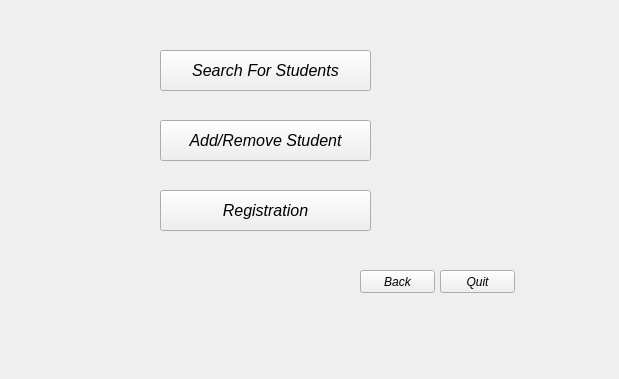
Above: together/Admin Landing.ui from SDSMT-CSC464-F15/dancesoft before the change. Below: the same form after it.
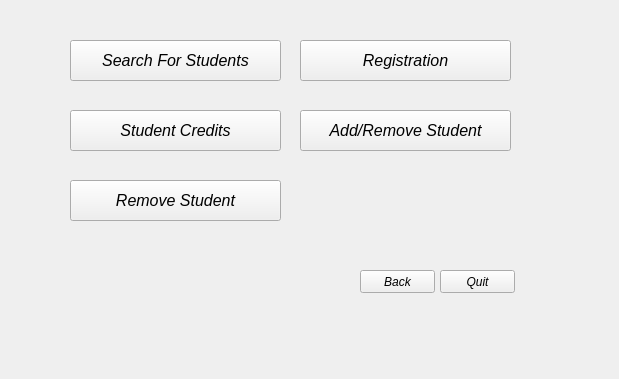
That is the form after the change. The open tabs and pages were chosen to show the change.

Patch:
```diff
--- a/together/Admin Landing.ui
+++ b/together/Admin Landing.ui
@@ -459,8 +459,8 @@
      <widget class="QPushButton" name="Registration_btn">
       <property name="geometry">
        <rect>
-        <x>150</x>
-        <y>190</y>
+        <x>290</x>
+        <y>40</y>
         <width>211</width>
         <height>41</height>
        </rect>
@@ -479,8 +479,8 @@
      <widget class="QPushButton" name="Search_student_btn">
       <property name="geometry">
        <rect>
-        <x>150</x>
-        <y>50</y>
+        <x>60</x>
+        <y>40</y>
         <width>211</width>
         <height>41</height>
        </rect>
@@ -499,8 +499,8 @@
      <widget class="QPushButton" name="Add_student_btn">
       <property name="geometry">
        <rect>
-        <x>150</x>
-        <y>120</y>
+        <x>290</x>
+        <y>110</y>
         <width>211</width>
         <height>41</height>
        </rect>
@@ -554,6 +554,46 @@
        <string>Back</string>
       </property>
      </widget>
+     <widget class="QPushButton" name="Remove_student_btn">
+      <property name="geometry">
+       <rect>
+        <x>60</x>
+        <y>180</y>
+        <width>211</width>
+        <height>41</height>
+       </rect>
+      </property>
+      <property name="font">
+       <font>
+        <family>Arial</family>
+        <pointsize>12</pointsize>
+        <italic>true</italic>
+       </font>
+      </property>
+      <property name="text">
+       <string>Remove Student</string>
+      </property>
+     </widget>
+     <widget class="QPushButton" name="Credits_btn">
+      <property name="geometry">
+       <rect>
+        <x>60</x>
+        <y>110</y>
+        <width>211</width>
+        <height>41</height>
+       </rect>
+      </property>
+      <property name="font">
+       <font>
+        <family>Arial</family>
+        <pointsize>12</pointsize>
+        <italic>true</italic>
+       </font>
+      </property>
+      <property name="text">
+       <string>Student Credits</string>
+      </property>
+     </widget>
     </widget>
     <widget class="QWidget" name="Admin_Payroll">
      <widget class="QPushButton" name="Billing_history_btn">
```
Left out of the diff: 72 changed lines with no effect on the pictures.
